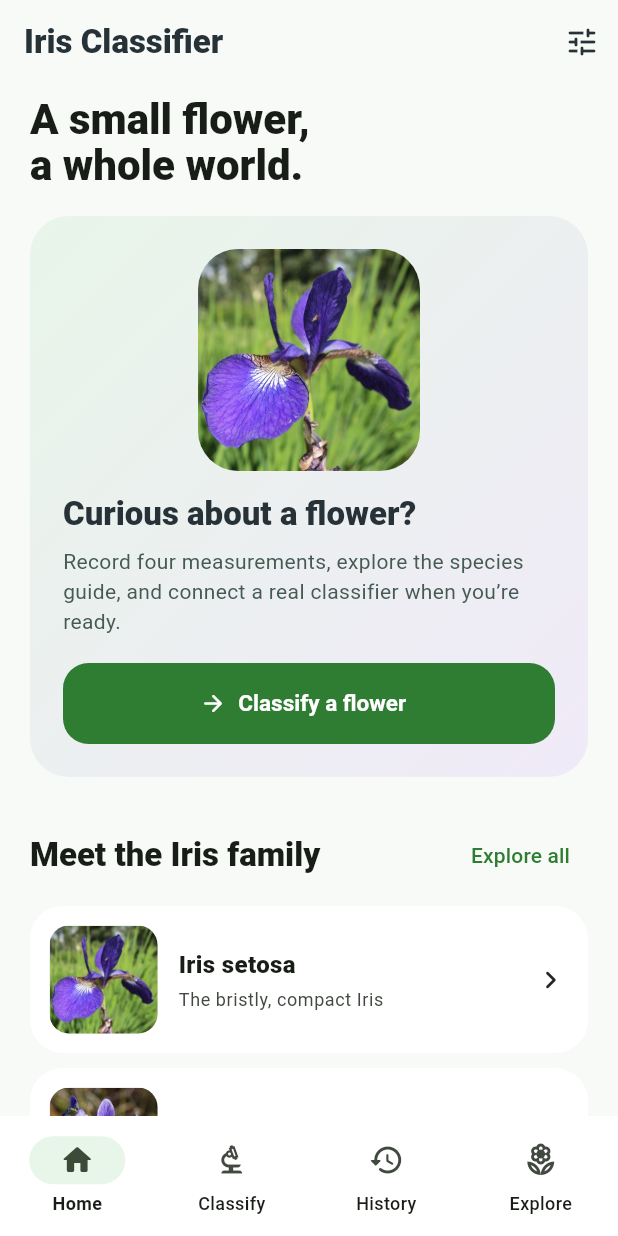
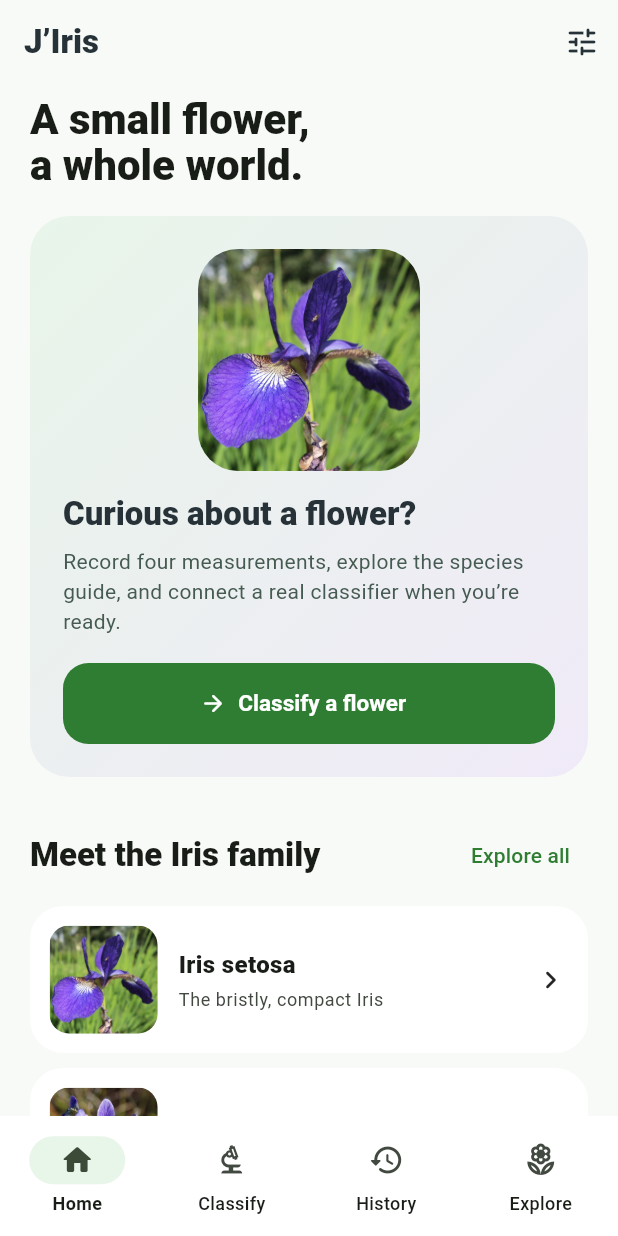
Before and after one commit to judahsenyodzattah-star/iris-classifier, a Flutter app: the screen it shows after launch, after a tap on "Skip", on a phone screen of 412 x 824 dp. Run offline on Flutter 3.47's test engine with Material 3 defaults, Android fonts, the phone set to English and light mode, and no system bars; our stand-ins replace dio, flutter_riverpod, go_router, share_plus, shared_preferences.

Commit message:
Rebrand Iris Classifier to J'Iris and update app icons

```diff
--- a/analysis_options.yaml
+++ b/analysis_options.yaml
@@ -1,3 +1,9 @@
+analyzer:
+  exclude:
+    - build/**
+    - android/**
+    - ios/**
+    - web/**
 include: package:flutter_lints/flutter.yaml
 
 linter:
--- a/lib/app/app.dart
+++ b/lib/app/app.dart
@@ -7,7 +7,7 @@ import '../core/providers.dart';
 class IrisClassifierApp extends ConsumerWidget {
   const IrisClassifierApp({super.key});
   @override Widget build(BuildContext context, WidgetRef ref) => MaterialApp.router(
-    title: 'Iris Classifier', debugShowCheckedModeBanner: false,
+    title: 'J’Iris', debugShowCheckedModeBanner: false,
     theme: AppTheme.light(), darkTheme: AppTheme.dark(), themeMode: ref.watch(themeModeProvider),
     routerConfig: appRouter,
   );
--- a/lib/features/screens.dart
+++ b/lib/features/screens.dart
@@ -33,7 +33,7 @@ class _SplashScreenState extends ConsumerState<SplashScreen> {
               child: Column(mainAxisSize: MainAxisSize.min, children: [
         const IrisArt(size: 112),
         const SizedBox(height: 20),
-        Text('Iris Classifier',
+        Text('J’Iris',
             style: Theme.of(context)
                 .textTheme
                 .headlineSmall
@@ -53,7 +53,7 @@ class _OnboardingScreenState extends ConsumerState<OnboardingScreen> {
   final _controller = PageController();
   int _page = 0;
   final _titles = [
-    'A closer look at Iris',
+    'Welcome to J’Iris',
     'Four simple measurements',
     'Meet the species'
   ];
@@ -87,14 +87,16 @@ class _OnboardingScreenState extends ConsumerState<OnboardingScreen> {
                   controller: _controller,
                   onPageChanged: (i) => setState(() => _page = i),
                   itemCount: 3,
-                  itemBuilder: (context, i) => Column(
+                  itemBuilder: (context, i) => LayoutBuilder(
+                      builder: (context, constraints) {
+                        final artSize = (constraints.maxHeight * 0.42)
+                            .clamp(160.0, 270.0)
+                            .toDouble();
+                        return Column(
                           mainAxisAlignment: MainAxisAlignment.center,
                           children: [
                             IrisArt(
-                                size: MediaQuery.sizeOf(context)
-                                    .width
-                                    .clamp(180.0, 270.0)
-                                    .toDouble(),
+                                size: artSize,
                                 variant: i),
                             const SizedBox(height: 36),
                             Text(_titles[i],
@@ -117,7 +119,8 @@ class _OnboardingScreenState extends ConsumerState<OnboardingScreen> {
                                             color: Theme.of(context)
                                                 .colorScheme
                                                 .onSurfaceVariant))),
-                          ]))),
+                          ]);
+                      }))),
           Row(
               mainAxisAlignment: MainAxisAlignment.center,
               children: List.generate(
@@ -183,7 +186,7 @@ class HomeScreen extends StatelessWidget {
   @override
   Widget build(BuildContext context) => Scaffold(
         appBar: AppBar(
-            title: const Text('Iris Classifier',
+            title: const Text('J’Iris',
                 style: TextStyle(fontWeight: FontWeight.w800)),
             actions: [
               IconButton(
@@ -1202,12 +1205,12 @@ class SettingsScreen extends ConsumerWidget {
                   child: Column(children: [
                 ListTile(
                     leading: const Icon(Icons.info_outline),
-                    title: const Text('About Iris Classifier'),
+                    title: const Text('About J’Iris'),
                     subtitle: const Text(
                         'A field guide and model-ready measurement tool'),
                     onTap: () => showAboutDialog(
                         context: context,
-                        applicationName: 'Iris Classifier',
+                        applicationName: 'J’Iris',
                         applicationVersion: '1.0.0',
                         applicationLegalese:
                             'Educational companion. No classification model is bundled.')),
@@ -1222,7 +1225,7 @@ class SettingsScreen extends ConsumerWidget {
                         builder: (context) => AlertDialog(
                                 title: const Text('Privacy information'),
                                 content: const Text(
-                                    'Iris Classifier stores onboarding status, theme preference, and any saved result records locally using device preferences. This version has no account, analytics, or connected prediction endpoint. When you configure a remote prediction service, measurements will be sent to the base URL you provide; review that service’s privacy terms.'),
+                                    'J’Iris stores onboarding status, theme preference, and any saved result records locally using device preferences. This version has no account, analytics, or connected prediction endpoint. When you configure a remote prediction service, measurements will be sent to the base URL you provide; review that service’s privacy terms.'),
                                 actions: [
                                   TextButton(
                                       onPressed: () => Navigator.pop(context),
@@ -1234,7 +1237,7 @@ class SettingsScreen extends ConsumerWidget {
                     title: const Text('Licenses & acknowledgements'),
                     onTap: () => showLicensePage(
                         context: context,
-                        applicationName: 'Iris Classifier',
+                        applicationName: 'J’Iris',
                         applicationVersion: '1.0.0'))
               ])),
               const SizedBox(height: 16),
--- a/lib/main.dart
+++ b/lib/main.dart
@@ -9,7 +9,7 @@ Future<void> main() async {
   WidgetsFlutterBinding.ensureInitialized();
   LicenseRegistry.addLicense(() async* {
     yield const LicenseEntryWithLineBreaks(<String>['iris_classifier'], '''
-Botanical photographs used by Iris Classifier
+Botanical photographs used by J’Iris
 
 Iris setosa 2.jpg — Tiia Monto, Wikimedia Commons
 https://commons.wikimedia.org/wiki/File:Iris_setosa_2.jpg
```
Also changed, not shown: assets/branding/generated/j_iris_1024.png (added), assets/branding/generated/j_iris_120.png (added), assets/branding/generated/j_iris_144.png (added), assets/branding/generated/j_iris_152.png (added), assets/branding/generated/j_iris_16.png (added), assets/branding/generated/j_iris_167.png (added), assets/branding/generated/j_iris_180.png (added), assets/branding/generated/j_iris_192.png (added), assets/branding/generated/j_iris_20.png (added), assets/branding/generated/j_iris_29.png (added), assets/branding/generated/j_iris_32.png (added), assets/branding/generated/j_iris_40.png (added), assets/branding/generated/j_iris_48.png (added), assets/branding/generated/j_iris_512.png (added), 11 more files, 32 other files.
